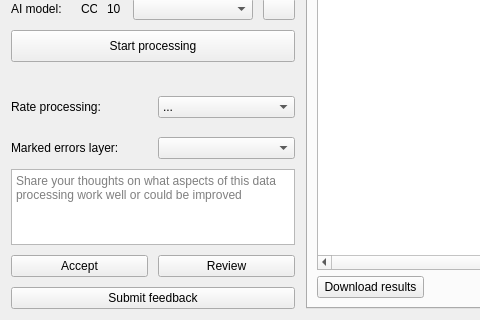
Old version of the form mapflow/dialogs/static/ui/main_dialog.ui in the repository Geoalert/mapflow-qgis; both pictures show x 0 to 480 and y 210 to 530 of the 1013 by 530 pixel window.
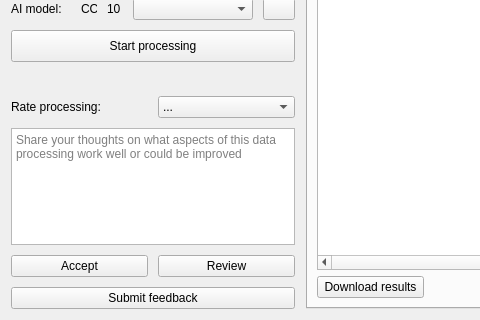
New version of the form. Icons and pictures are not drawn. Custom widgets are drawn as their Qt base class.

Commit message: move review data to separate dialog; implement review submit with geometries (not tested at the server)

Patch:
```diff
--- a/mapflow/dialogs/static/ui/main_dialog.ui
+++ b/mapflow/dialogs/static/ui/main_dialog.ui
@@ -26,7 +26,7 @@
       <enum>QLayout::SetNoConstraint</enum>
      </property>
      <item>
-      <layout class="QVBoxLayout" name="procesingControlLayout" stretch="0,0,0,0,0,0,0,0,0,0,0,0,0">
+      <layout class="QVBoxLayout" name="procesingControlLayout" stretch="0,0,0,0,0,0,0,0,0,0,0,0">
        <property name="spacing">
         <number>10</number>
        </property>
@@ -591,23 +591,6 @@
          </item>
         </layout>
        </item>
-       <item>
-        <layout class="QHBoxLayout" name="reviewControls">
-         <property name="topMargin">
-          <number>9</number>
-         </property>
-         <item>
-          <widget class="QLabel" name="reviewLabel">
-           <property name="text">
-            <string>Marked errors layer:</string>
-           </property>
-          </widget>
-         </item>
-         <item>
-          <widget class="QgsMapLayerComboBox" name="reviewLayerCombo"/>
-         </item>
-        </layout>
-       </item>
        <item>
         <widget class="QTextEdit" name="processingRatingFeedbackText">
          <property name="sizePolicy">
```
The commit also changes 6 other files.
